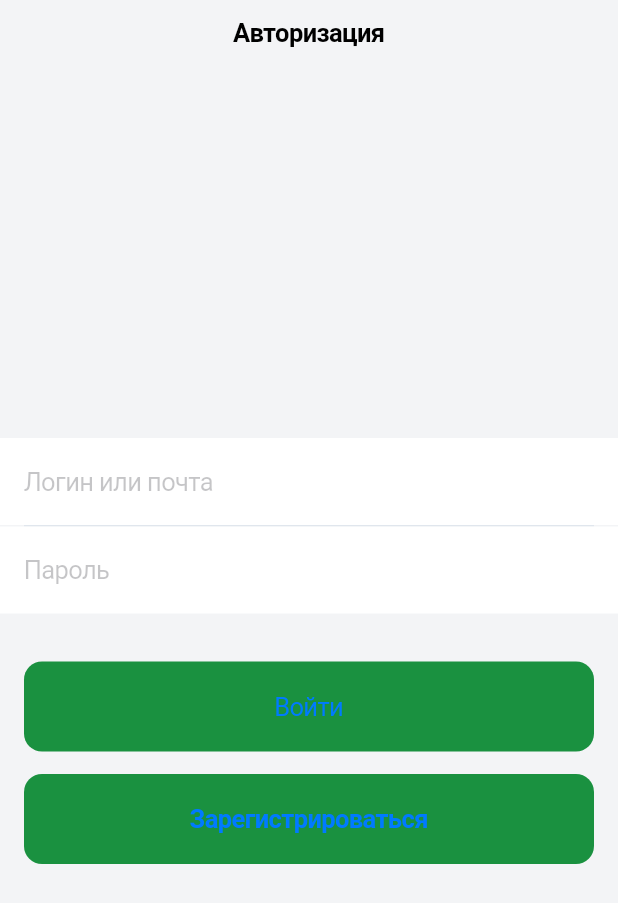
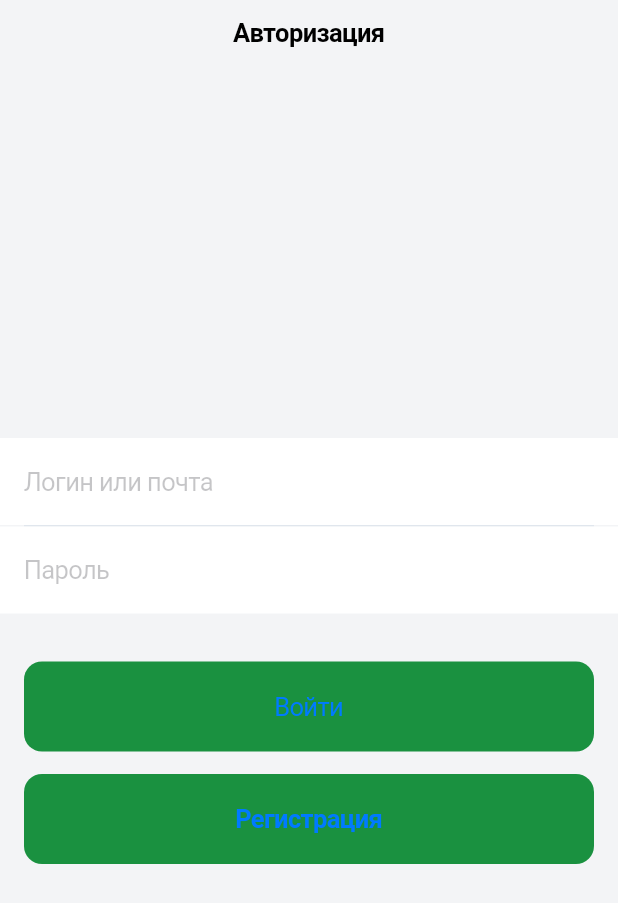
Before and after one commit to abaydevios/first_app_flutter, a Flutter app: the screen it shows after launch, on a phone screen of 412 x 824 dp. Shown: the top 903 px of the screen. Run offline on Flutter 3.47's test engine with Material 2 defaults, Android fonts, the phone set to English and light mode, and no system bars.

Commit message:
boilerplate_commit

```diff
--- a/lib/scr/screens/auth/auth_screen.dart
+++ b/lib/scr/screens/auth/auth_screen.dart
@@ -21,23 +21,13 @@ class AuthScreen extends StatelessWidget {
           mainAxisAlignment: MainAxisAlignment.center,
           crossAxisAlignment: CrossAxisAlignment.stretch,
           children: [
-            CupertinoTextField(
-              placeholder: 'Логин или почта',
-              decoration: BoxDecoration(color: CupertinoColors.white),
-              padding: const EdgeInsets.symmetric(vertical: 19, horizontal: 16),
-            ),
+            CustomTextFieldLogin(),
             Container(
               height: 1,
               color: Color(0xFFE0E6ED),
               margin: const EdgeInsets.symmetric(horizontal: 16),
             ),
-            CupertinoTextField(
-                decoration: BoxDecoration(
-                  color: CupertinoColors.white,
-                ),
-                placeholder: 'Пароль',
-                padding:
-                    const EdgeInsets.symmetric(vertical: 19, horizontal: 16)),
+            CustomTextFieldPassAuth(),
             SizedBox(height: 32),
             Padding(
               padding: const EdgeInsets.symmetric(horizontal: 16),
@@ -53,13 +43,10 @@ class AuthScreen extends StatelessWidget {
               child: CupertinoButton(
                   color: Color.fromARGB(255, 26, 145, 64),
                   padding: const EdgeInsets.symmetric(vertical: 20),
-                  child: Text('Зарегистрироваться',
+                  child: Text('Регистрация',
                       style: TextStyle(fontWeight: FontWeight.bold)),
                   onPressed: () {
-                    Navigator.pushNamed(
-                    context,
-                    RegisterRoute
-                    );
+                    Navigator.pushNamed(context, RegisterRoute);
                   }),
             ),
           ],
@@ -68,3 +55,38 @@ class AuthScreen extends StatelessWidget {
     );
   }
 }
+
+class CustomTextFieldPassAuth extends StatelessWidget {
+  const CustomTextFieldPassAuth({
+    Key? key,
+    this.placeholder = 'Введите'
+  }) : super(key: key);
+
+  final String placeholder;
+
+  @override
+  Widget build(BuildContext context) {
+    return CupertinoTextField(
+        decoration: BoxDecoration(
+          color: CupertinoColors.white,
+        ),
+        placeholder: 'Пароль',
+        padding: const EdgeInsets.symmetric(vertical: 19, horizontal: 16));
+  }
+}
+
+class CustomTextFieldLogin extends StatelessWidget {
+  const CustomTextFieldLogin({Key? key, this.placeholder = 'Введите'})
+      : super(key: key);
+
+  final String placeholder;
+
+  @override
+  Widget build(BuildContext context) {
+    return CupertinoTextField(
+      placeholder: 'Логин или почта',
+      decoration: BoxDecoration(color: CupertinoColors.white),
+      padding: const EdgeInsets.symmetric(vertical: 19, horizontal: 16),
+    );
+  }
+}
```
Also changed, not shown: lib/scr/routes/router.dart (+5 -2 lines), lib/scr/screens/register_screen/register_widget.dart (+89 -34 lines).
